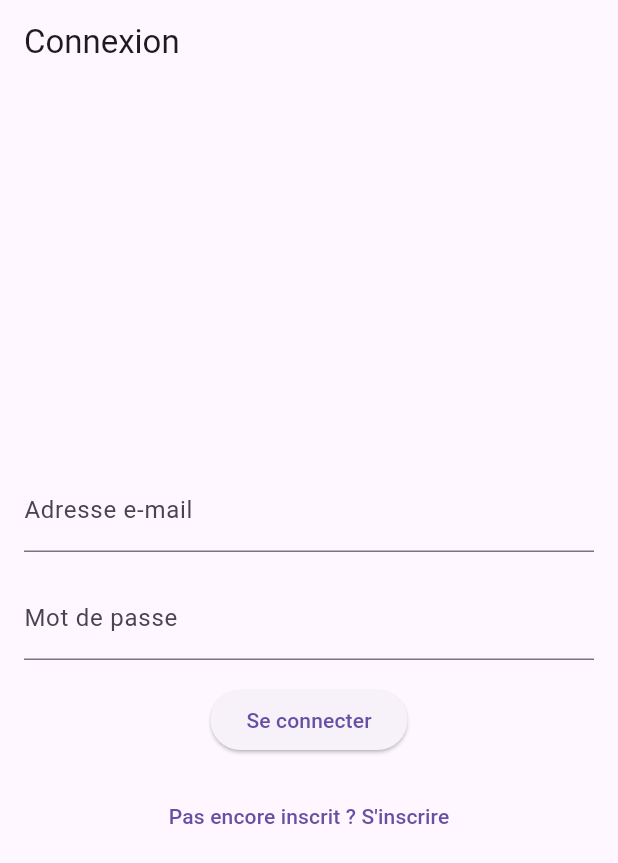
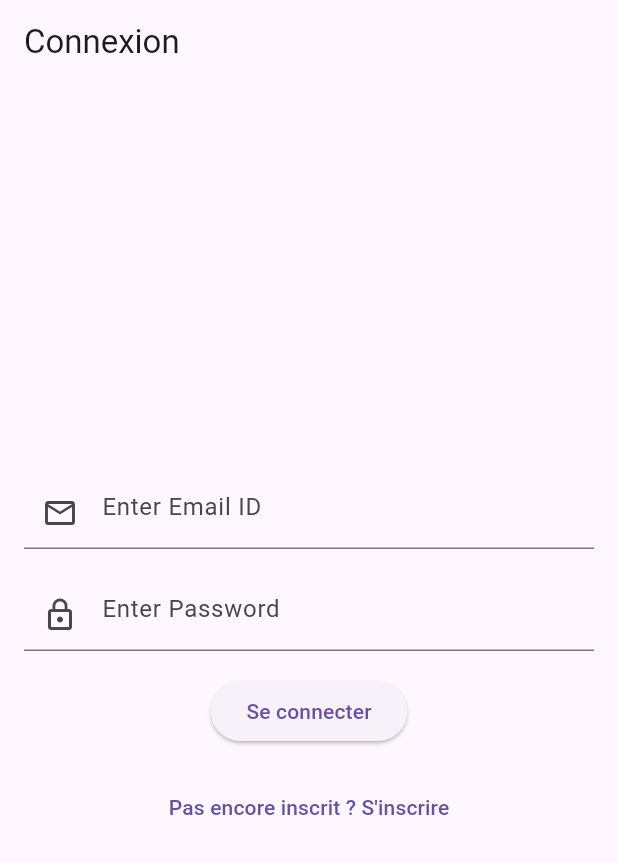
Before and after one commit to GaetanCrabeels/SmartShade, a Flutter app: the screen it shows after launch, on a phone screen of 412 x 824 dp. Shown: the top 863 px of the screen. Run offline on Flutter 3.47's test engine with Material 3 defaults, Android fonts, the phone set to English and light mode, and no system bars; our stand-ins replace cloud_firestore, firebase_auth, firebase_core, geolocator; accounts and stored records are empty.

Commit message:
password hashing with salt and code adaptation to this change

```diff
--- a/lib/screens/LoginPage.dart
+++ b/lib/screens/LoginPage.dart
@@ -1,47 +1,63 @@
+import 'package:cloud_firestore/cloud_firestore.dart';
 import 'package:flutter/material.dart';
 import 'package:firebase_auth/firebase_auth.dart';
-import 'package:cloud_firestore/cloud_firestore.dart';
 import 'package:flutter_application_1/utils/password_utils.dart';
 import 'package:flutter_application_1/widgets/bottom_navigation_bar.dart';
+import 'package:flutter_application_1/widgets/reusable.dart';
 import 'sign_up.dart';
 
-// ignore: must_be_immutable
 class LoginPage extends StatelessWidget {
-  LoginPage({super.key});
+  LoginPage({Key? key});
 
-  String email = ''; // Variable d'état pour l'adresse e-mail
-  String password = ''; // Variable d'état pour le mot de passe
+  final TextEditingController _passwordTextController = TextEditingController();
+  final TextEditingController _emailTextController = TextEditingController();
 
   Future<void> _signInWithEmailAndPassword(BuildContext context) async {
     try {
-      final UserCredential userCredential = await FirebaseAuth.instance
-          .signInWithEmailAndPassword(email: email, password: password);
-
-      final DocumentSnapshot userSnapshot = await FirebaseFirestore.instance
+      final QuerySnapshot querySnapshot = await FirebaseFirestore.instance
           .collection('users')
-          .doc(userCredential.user!.uid)
+          .where('email', isEqualTo: _emailTextController.text)
           .get();
 
-      if (userSnapshot.exists) {
+      if (querySnapshot.docs.isNotEmpty) {
+        final DocumentSnapshot userSnapshot = querySnapshot.docs.first;
+
         final String storedSalt = userSnapshot['salt'];
         final String storedHashedPassword = userSnapshot['Password'];
 
-        final String hashedPassword = await hashPassword(password, storedSalt);
+        final String hashedPassword =
+            await hashPassword(_passwordTextController.text, storedSalt);
 
         if (hashedPassword == storedHashedPassword) {
-          // La connexion a réussi, vous pouvez naviguer vers la page suivante (par exemple, HomePage)
-          Navigator.pushReplacement(
-            context,
-            MaterialPageRoute(
-              builder: (context) => const BottomNavigationBarWidget(),
-            ),
+          // The password matches the stored hashed password
+          // Sign in with Firebase Authentication using the original password
+          final UserCredential userCredential =
+              await FirebaseAuth.instance.signInWithEmailAndPassword(
+            email: _emailTextController.text.trim(),
+            password: hashedPassword,
           );
+
+          // The sign-in was successful
+          // You can access the user using userCredential.user
+          User? user = userCredential.user;
+
+          Future.delayed(const Duration(seconds: 1), () {
+            Navigator.of(context).pushReplacement<void, dynamic>(
+              MaterialPageRoute(
+                  builder: (context) => const BottomNavigationBarWidget()),
+            );
+          });
         } else {
-          // La connexion a échoué, vous pouvez afficher un message d'erreur ou effectuer d'autres actions
+          // Passwords do not match
           displayErrorMessage(context, 'Mot de passe incorrect.');
         }
+      } else {
+        // User not found in Firestore
+        displayErrorMessage(
+            context, 'Aucun utilisateur trouvé avec cette adresse e-mail.');
       }
     } catch (e) {
+      print('Error : $e');
       // Handle other authentication errors
       displayErrorMessage(context, e);
     }
@@ -66,6 +82,8 @@ class LoginPage extends StatelessWidget {
       ),
     );
 
+    print('Email: $_emailTextController, Password: $_passwordTextController');
+
     // Affiche l'erreur dans la console
     print('Erreur de connexion : $e');
   }
@@ -81,22 +99,13 @@ class LoginPage extends StatelessWidget {
         child: Column(
           mainAxisAlignment: MainAxisAlignment.center,
           children: [
-            TextField(
-              onChanged: (value) {
-                // Mettez à jour votre variable d'email ici
-                email = value;
-              },
-              decoration: const InputDecoration(labelText: 'Adresse e-mail'),
+            reusableTextField("Enter Email ID", Icons.email_outlined, false,
+                _emailTextController, context),
+            const SizedBox(
+              height: 20,
             ),
-            const SizedBox(height: 16),
-            TextField(
-              onChanged: (value) {
-                // Mettez à jour votre variable de mot de passe ici
-                password = value;
-              },
-              obscureText: true,
-              decoration: const InputDecoration(labelText: 'Mot de passe'),
-            ),
+            reusableTextField("Enter Password", Icons.lock_outline, true,
+                _passwordTextController, context),
             const SizedBox(height: 16),
             ElevatedButton(
               onPressed: () {
--- a/lib/screens/user_page.dart
+++ b/lib/screens/user_page.dart
@@ -18,7 +18,7 @@ class UserPage extends StatefulWidget {
 
 class _UserPageState extends State<UserPage> {
   int _degreeDiff = 0;
-  late String _userId;
+  String? _userId;
   late String _houseId = '0';
 
   CollectionReference houses = FirebaseFirestore.instance.collection('houses');
--- /dev/null
+++ b/lib/widgets/authentication_wrapper.dart
@@ -0,0 +1,27 @@
+import 'package:flutter/material.dart';
+import 'package:firebase_auth/firebase_auth.dart';
+import 'bottom_navigation_bar.dart'; // Import your BottomNavigationBarWidget
+import '../screens/LoginPage.dart'; // Import your LoginPage
+
+class AuthenticationWrapper extends StatelessWidget {
+  const AuthenticationWrapper({Key? key});
+
+  @override
+  Widget build(BuildContext context) {
+    return StreamBuilder<User?>(
+      stream: FirebaseAuth.instance.authStateChanges(),
+      builder: (context, snapshot) {
+        if (snapshot.connectionState == ConnectionState.waiting) {
+          return const CircularProgressIndicator();
+        } else if (snapshot.hasError) {
+          return const Text('Error fetching user');
+        } else if (snapshot.hasData && snapshot.data != null) {
+          return const BottomNavigationBarWidget();
+        } else {
+          // Return LoginPage if user is not authenticated
+          return LoginPage();
+        }
+      },
+    );
+  }
+}
```
Also changed, not shown: lib/main.dart (+1 -26 lines), lib/screens/home_page.dart (+4 -3 lines), lib/screens/parameters.dart (+14 -2 lines), lib/widgets/bottom_navigation_bar.dart (+0 -16 lines).
